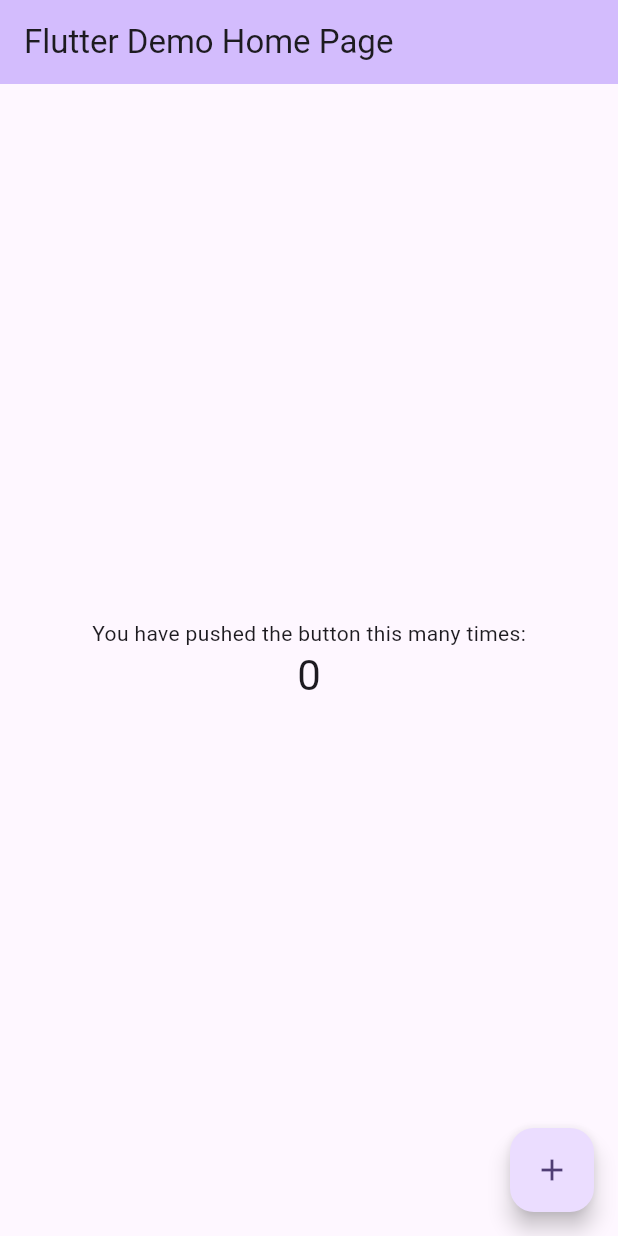
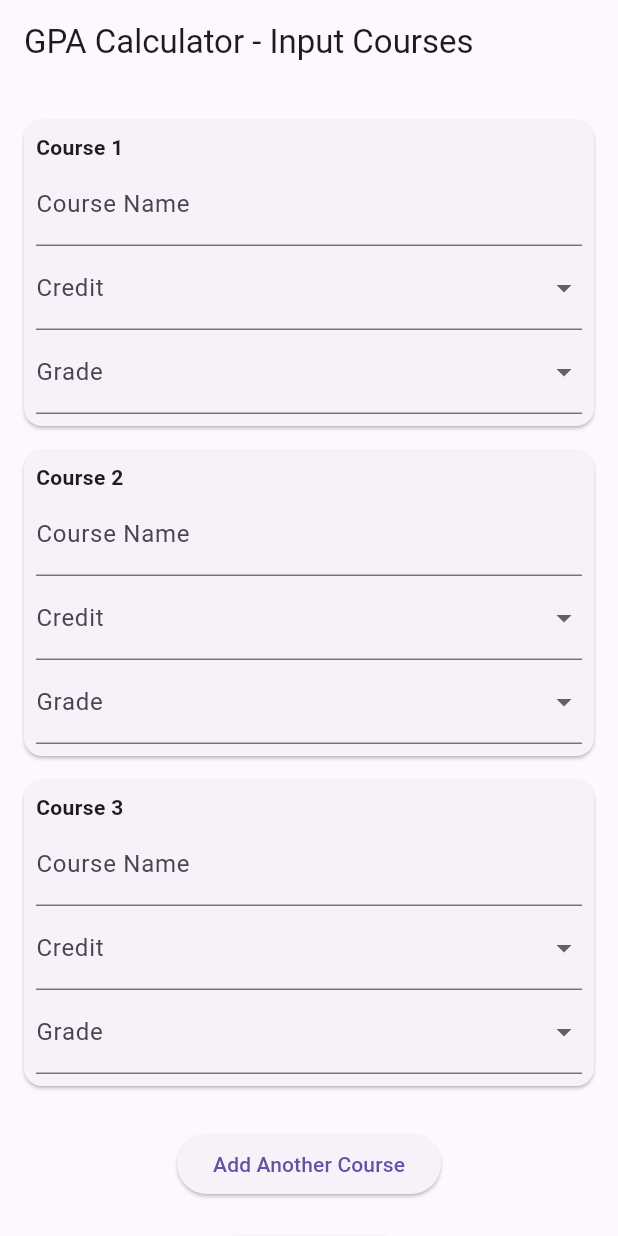
Before and after one commit to mkskaushalya/gpa-calc-dart, a Flutter app: the screen it shows after launch, on a phone screen of 412 x 824 dp. Run offline on Flutter 3.47's test engine with Material 3 defaults, Android fonts, the phone set to English and light mode, and no system bars.

Commit message:
GPA Calculator Developed

```diff
--- a/lib/main.dart
+++ b/lib/main.dart
@@ -1,123 +1,273 @@
 import 'package:flutter/material.dart';
 
 void main() {
-  runApp(const MyApp());
+  runApp(const GPACalculatorApp());
 }
 
-class MyApp extends StatelessWidget {
-  const MyApp({super.key});
+class GPACalculatorApp extends StatelessWidget {
+  const GPACalculatorApp({super.key});
 
-  // This widget is the root of your application.
   @override
   Widget build(BuildContext context) {
     return MaterialApp(
-      title: 'Flutter Demo',
-      theme: ThemeData(
-        // This is the theme of your application.
-        //
-        // TRY THIS: Try running your application with "flutter run". You'll see
-        // the application has a purple toolbar. Then, without quitting the app,
-        // try changing the seedColor in the colorScheme below to Colors.green
-        // and then invoke "hot reload" (save your changes or press the "hot
-        // reload" button in a Flutter-supported IDE, or press "r" if you used
-        // the command line to start the app).
-        //
-        // Notice that the counter didn't reset back to zero; the application
-        // state is not lost during the reload. To reset the state, use hot
-        // restart instead.
-        //
-        // This works for code too, not just values: Most code changes can be
-        // tested with just a hot reload.
-        colorScheme: ColorScheme.fromSeed(seedColor: Colors.deepPurple),
-        useMaterial3: true,
-      ),
-      home: const MyHomePage(title: 'Flutter Demo Home Page'),
+      title: 'GPA Calculator',
+      theme: ThemeData(primarySwatch: Colors.blue),
+      home: const InputScreen(),
     );
   }
 }
 
-class MyHomePage extends StatefulWidget {
-  const MyHomePage({super.key, required this.title});
+class Course {
+  String name;
+  int credit;
+  String grade;
 
-  // This widget is the home page of your application. It is stateful, meaning
-  // that it has a State object (defined below) that contains fields that affect
-  // how it looks.
+  Course({this.name = '', this.credit = 0, this.grade = ''});
+}
 
-  // This class is the configuration for the state. It holds the values (in this
-  // case the title) provided by the parent (in this case the App widget) and
-  // used by the build method of the State. Fields in a Widget subclass are
-  // always marked "final".
-
-  final String title;
+class InputScreen extends StatefulWidget {
+  const InputScreen({super.key});
 
   @override
-  State<MyHomePage> createState() => _MyHomePageState();
+  InputScreenState createState() => InputScreenState();
 }
 
-class _MyHomePageState extends State<MyHomePage> {
-  int _counter = 0;
+class InputScreenState extends State<InputScreen> {
+  final List<Course> _courses = [];
+  final _formKey = GlobalKey<FormState>();
 
-  void _incrementCounter() {
+  final Map<String, double> gradeToGP = {
+    'A+': 4.0,
+    'A': 4.0,
+    'A-': 3.7,
+    'B+': 3.3,
+    'B': 3.0,
+    'B-': 2.7,
+    'C+': 2.3,
+    'C': 2.0,
+    'C-': 1.7,
+    'D+': 1.3,
+    'D': 1.0,
+    'E': 0.7,
+  };
+
+  final List<String> grades = [
+    'A+',
+    'A',
+    'A-',
+    'B+',
+    'B',
+    'B-',
+    'C+',
+    'C',
+    'C-',
+    'D+',
+    'D',
+    'E',
+  ];
+
+  final List<int> credits = [1, 2, 3, 4, 5];
+
+  @override
+  void initState() {
+    super.initState();
+    // Initialize with 3 empty courses
+    for (int i = 0; i < 3; i++) {
+      _courses.add(Course());
+    }
+  }
+
+  void _addCourse() {
     setState(() {
-      // This call to setState tells the Flutter framework that something has
-      // changed in this State, which causes it to rerun the build method below
-      // so that the display can reflect the updated values. If we changed
-      // _counter without calling setState(), then the build method would not be
-      // called again, and so nothing would appear to happen.
-      _counter++;
+      _courses.add(Course());
     });
+  }
+
+  void _submit() {
+    if (_formKey.currentState!.validate()) {
+      // Calculate GPA
+      double totalGP = 0;
+      int totalCredits = 0;
+      for (var course in _courses) {
+        double gp = gradeToGP[course.grade] ?? 0;
+        totalGP += course.credit * gp;
+        totalCredits += course.credit;
+      }
+      double gpa = totalCredits == 0 ? 0 : totalGP / totalCredits;
+
+      Navigator.push(
+        context,
+        MaterialPageRoute(builder: (context) => ResultScreen(gpa: gpa)),
+      );
+    }
   }
 
   @override
   Widget build(BuildContext context) {
-    // This method is rerun every time setState is called, for instance as done
-    // by the _incrementCounter method above.
-    //
-    // The Flutter framework has been optimized to make rerunning build methods
-    // fast, so that you can just rebuild anything that needs updating rather
-    // than having to individually change instances of widgets.
     return Scaffold(
-      appBar: AppBar(
-        // TRY THIS: Try changing the color here to a specific color (to
-        // Colors.amber, perhaps?) and trigger a hot reload to see the AppBar
-        // change color while the other colors stay the same.
-        backgroundColor: Theme.of(context).colorScheme.inversePrimary,
-        // Here we take the value from the MyHomePage object that was created by
-        // the App.build method, and use it to set our appbar title.
-        title: Text(widget.title),
+      appBar: AppBar(title: const Text('GPA Calculator - Input Courses')),
+      body: Form(
+        key: _formKey,
+        child: SingleChildScrollView(
+          padding: const EdgeInsets.all(16.0),
+          child: Column(
+            children: [
+              ListView.builder(
+                shrinkWrap: true,
+                physics: const NeverScrollableScrollPhysics(),
+                itemCount: _courses.length,
+                itemBuilder: (context, index) {
+                  return CourseInput(
+                    course: _courses[index],
+                    grades: grades,
+                    credits: credits,
+                    index: index,
+                    onNameChanged: (value) {
+                      _courses[index].name = value;
+                    },
+                    onCreditChanged: (value) {
+                      _courses[index].credit = value ?? 0;
+                    },
+                    onGradeChanged: (value) {
+                      _courses[index].grade = value ?? '';
+                    },
+                  );
+                },
+              ),
+              const SizedBox(height: 20),
+              ElevatedButton(
+                onPressed: _addCourse,
+                child: const Text('Add Another Course'),
+              ),
+              const SizedBox(height: 20),
+              ElevatedButton(
+                onPressed: _submit,
+                child: const Text('Calculate GPA'),
+              ),
+            ],
+          ),
+        ),
       ),
-      body: Center(
-        // Center is a layout widget. It takes a single child and positions it
-        // in the middle of the parent.
+    );
+  }
+}
+
+class CourseInput extends StatelessWidget {
+  final Course course;
+  final List<String> grades;
+  final List<int> credits;
+  final int index;
+  final Function(String) onNameChanged;
+  final Function(int?) onCreditChanged;
+  final Function(String?) onGradeChanged;
+
+  const CourseInput({
+    super.key,
+    required this.course,
+    required this.grades,
+    required this.credits,
+    required this.index,
+    required this.onNameChanged,
+    required this.onCreditChanged,
+    required this.onGradeChanged,
+  });
+
+  @override
+  Widget build(BuildContext context) {
+    return Card(
+      margin: const EdgeInsets.symmetric(vertical: 8.0),
+      child: Padding(
+        padding: const EdgeInsets.all(8.0),
         child: Column(
-          // Column is also a layout widget. It takes a list of children and
-          // arranges them vertically. By default, it sizes itself to fit its
-          // children horizontally, and tries to be as tall as its parent.
-          //
-          // Column has various properties to control how it sizes itself and
-          // how it positions its children. Here we use mainAxisAlignment to
-          // center the children vertically; the main axis here is the vertical
-          // axis because Columns are vertical (the cross axis would be
-          // horizontal).
-          //
-          // TRY THIS: Invoke "debug painting" (choose the "Toggle Debug Paint"
-          // action in the IDE, or press "p" in the console), to see the
-          // wireframe for each widget.
-          mainAxisAlignment: MainAxisAlignment.center,
-          children: <Widget>[
-            const Text('You have pushed the button this many times:'),
+          crossAxisAlignment: CrossAxisAlignment.start,
+          children: [
             Text(
-              '$_counter',
-              style: Theme.of(context).textTheme.headlineMedium,
+              'Course ${index + 1}',
+              style: const TextStyle(fontWeight: FontWeight.bold),
+            ),
+            TextFormField(
+              decoration: const InputDecoration(labelText: 'Course Name'),
+              validator: (value) {
+                if (value == null || value.isEmpty) {
+                  return 'Please enter a course name';
+                }
+                return null;
+              },
+              onChanged: onNameChanged,
+            ),
+            DropdownButtonFormField<int>(
+              decoration: const InputDecoration(labelText: 'Credit'),
+              value: course.credit == 0 ? null : course.credit,
+              items:
+                  credits
+                      .map(
+                        (credit) => DropdownMenuItem(
+                          value: credit,
+                          child: Text('$credit'),
+                        ),
+                      )
+                      .toList(),
+              onChanged: onCreditChanged,
+              validator: (value) {
+                if (value == null || value == 0) {
+                  return 'Please select a credit value';
+                }
+                return null;
+              },
+            ),
+            DropdownButtonFormField<String>(
+              decoration: const InputDecoration(labelText: 'Grade'),
+              value: course.grade.isEmpty ? null : course.grade,
+              items:
+                  grades
+                      .map(
+                        (grade) =>
+                            DropdownMenuItem(value: grade, child: Text(grade)),
+                      )
+                      .toList(),
+              onChanged: onGradeChanged,
+              validator: (value) {
+                if (value == null || value.isEmpty) {
+                  return 'Please select a grade';
+                }
+                return null;
+              },
             ),
           ],
         ),
       ),
-      floatingActionButton: FloatingActionButton(
-        onPressed: _incrementCounter,
-        tooltip: 'Increment',
-        child: const Icon(Icons.add),
-      ), // This trailing comma makes auto-formatting nicer for build methods.
     );
   }
 }
+
+class ResultScreen extends StatelessWidget {
+  final double gpa;
+
+  const ResultScreen({super.key, required this.gpa});
+
+  @override
+  Widget build(BuildContext context) {
+    return Scaffold(
+      appBar: AppBar(title: const Text('GPA Result')),
+      body: Center(
+        child: Column(
+          mainAxisAlignment: MainAxisAlignment.center,
+          children: [
+            const Text('Your GPA is:', style: TextStyle(fontSize: 24)),
+            Text(
+              gpa.toStringAsFixed(2),
+              style: const TextStyle(fontSize: 48, fontWeight: FontWeight.bold),
+            ),
+            const SizedBox(height: 20),
+            ElevatedButton(
+              onPressed: () {
+                Navigator.pop(context);
+              },
+              child: const Text('Go Back'),
+            ),
+          ],
+        ),
+      ),
+    );
+  }
+}
```
